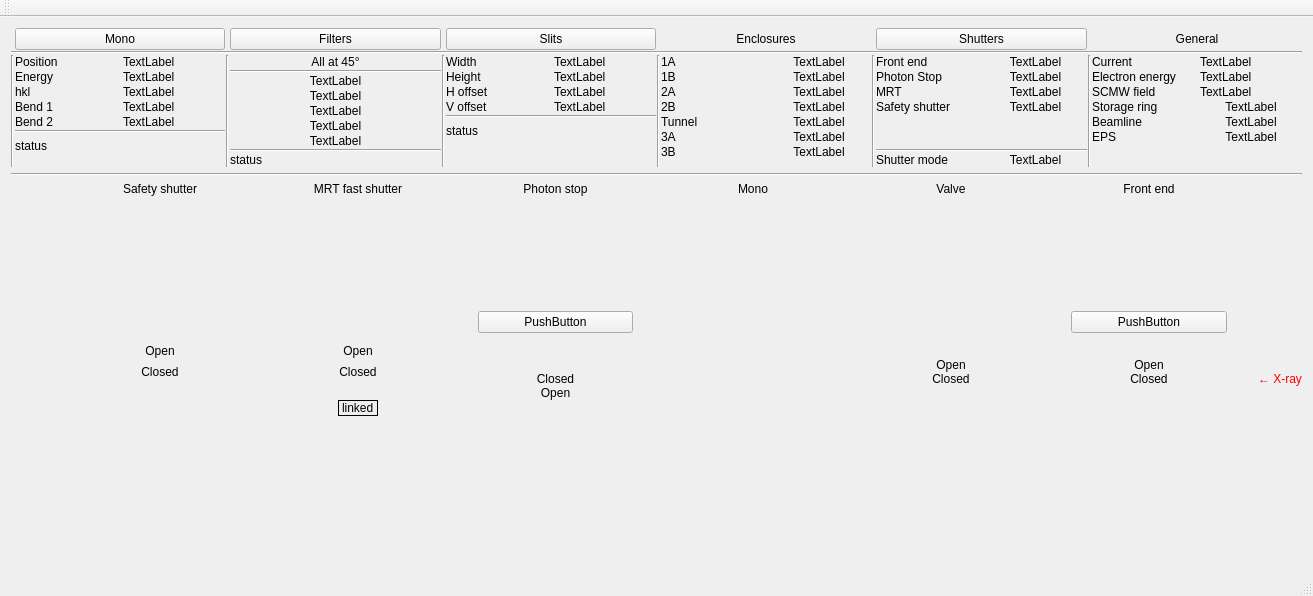
Old version of the form qimbl/qimbl.ui in the repository MatthewJCameron/imbl.
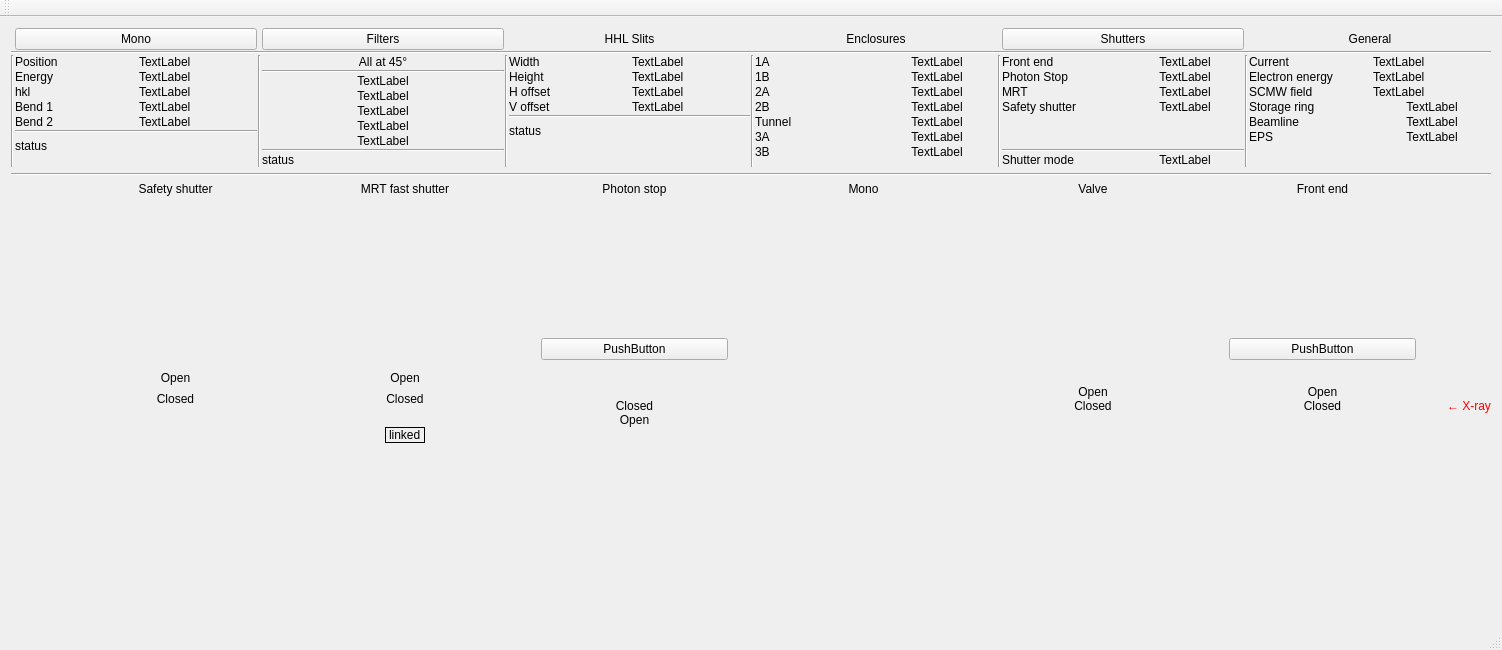
New version of the form. Icons and pictures are not drawn. Custom widgets are drawn as their Qt base class.

Patch:
```diff
--- a/qimbl/qimbl.ui
+++ b/qimbl/qimbl.ui
@@ -6,8 +6,8 @@
    <rect>
     <x>0</x>
     <y>0</y>
-    <width>1313</width>
-    <height>596</height>
+    <width>1502</width>
+    <height>650</height>
    </rect>
   </property>
   <property name="windowTitle">
@@ -397,22 +397,6 @@
          </property>
         </widget>
        </item>
-       <item row="0" column="5">
-        <widget class="QPushButton" name="chooseSlits">
-         <property name="text">
-          <string>Slits</string>
-         </property>
-         <property name="checkable">
-          <bool>true</bool>
-         </property>
-         <property name="autoExclusive">
-          <bool>true</bool>
-         </property>
-         <attribute name="buttonGroup">
-          <string>chooseComponent</string>
-         </attribute>
-        </widget>
-       </item>
        <item row="1" column="0" colspan="12">
         <widget class="Line" name="line_8">
          <property name="orientation">
@@ -868,6 +852,16 @@
          </item>
         </layout>
        </item>
+       <item row="0" column="5">
+        <widget class="QLabel" name="label_7">
+         <property name="text">
+          <string>HHL Slits</string>
+         </property>
+         <property name="alignment">
+          <set>Qt::AlignCenter</set>
+         </property>
+        </widget>
+       </item>
       </layout>
      </widget>
     </item>
```
Left out of the diff: 94 changed lines with no effect on the pictures.
